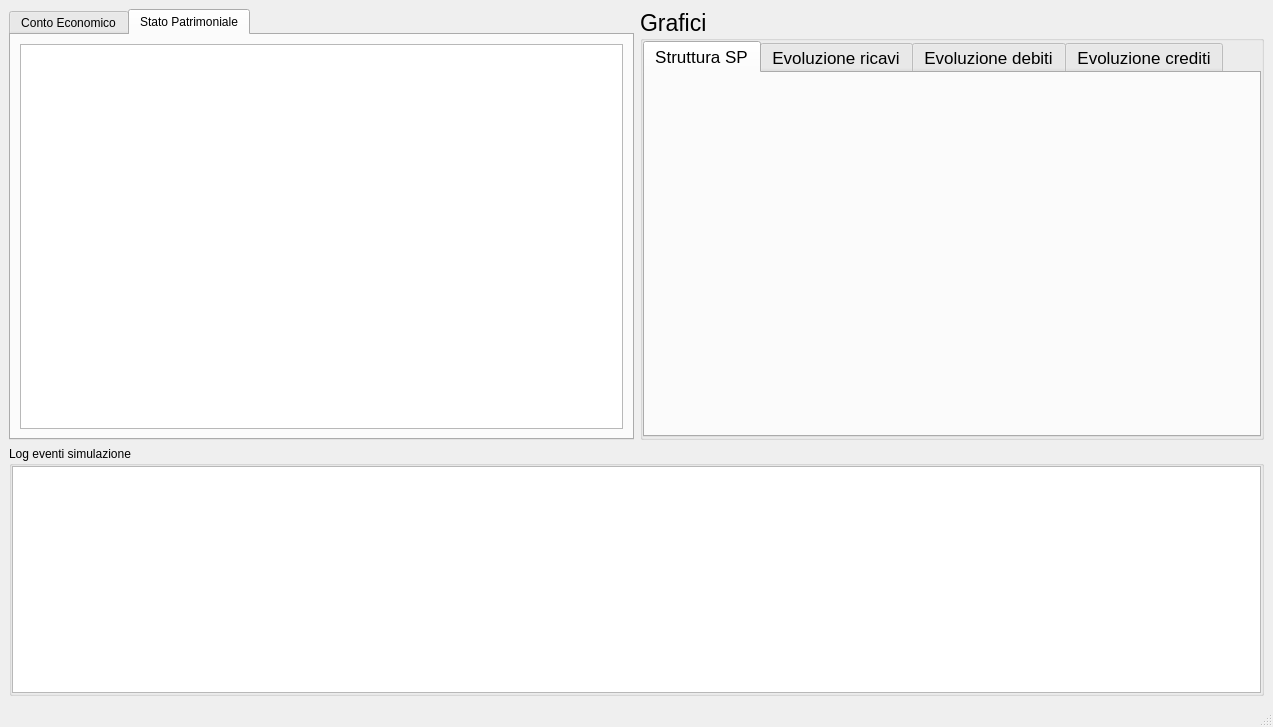
This is ui/sim_result.ui in TdP-prove-finali/CavalloGabriele as Qt 5 draws it before an edit. The edited form follows.
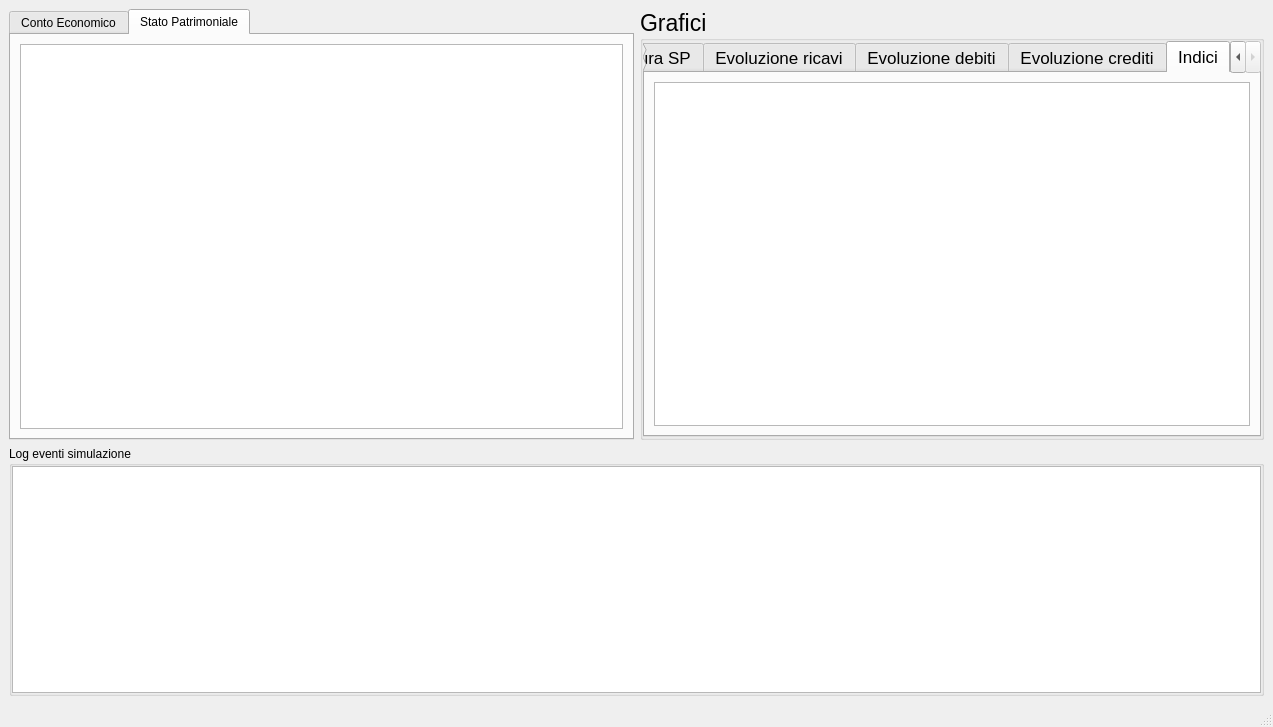
This is the edited form.

Commit message: Tab indici simulazione

```diff
--- a/ui/sim_result.ui
+++ b/ui/sim_result.ui
@@ -77,7 +77,7 @@
               </font>
              </property>
              <property name="currentIndex">
-              <number>0</number>
+              <number>4</number>
              </property>
              <widget class="QWidget" name="struttura_sp_tab">
               <attribute name="title">
@@ -99,6 +99,16 @@
                <string>Evoluzione crediti</string>
               </attribute>
              </widget>
+             <widget class="QWidget" name="indicesTab">
+              <attribute name="title">
+               <string>Indici</string>
+              </attribute>
+              <layout class="QHBoxLayout" name="horizontalLayout_6">
+               <item>
+                <widget class="QTableView" name="indicesTableView"/>
+               </item>
+              </layout>
+             </widget>
             </widget>
            </item>
           </layout>
```
The commit also changes 2 other files.
